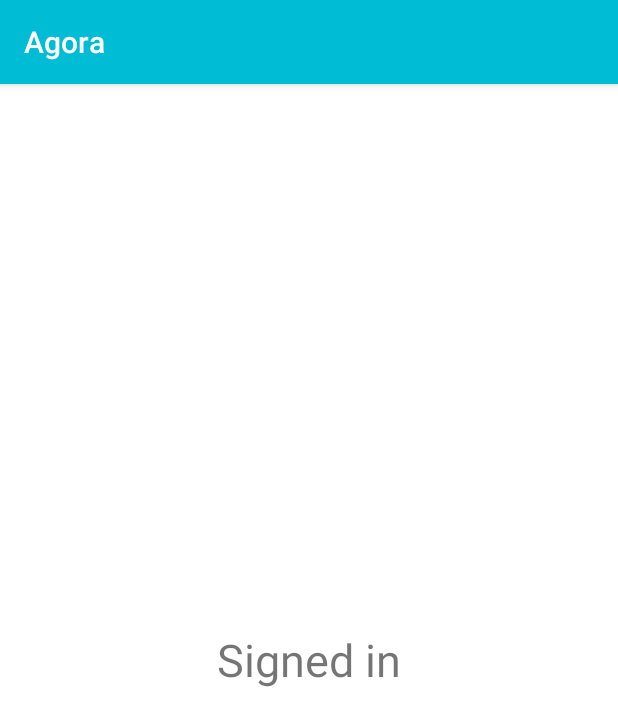
After one commit to pranaymethuku/agora, an Android app: the fragment DashboardFragment shown on its own in the app's theme, on a phone screen of 412 x 824 dp. The commit adds this screen. Shown: the top 726 px of the screen. Run offline under Robolectric (Android 15) with nearby library versions, the phone set to English and light mode, and no system bars; 2 statements that could not run were skipped.

Commit message:
Add fragment creation functionality to navigation. (only Dashboard)

```diff
--- a/app/src/main/AndroidManifest.xml
+++ b/app/src/main/AndroidManifest.xml
@@ -16,7 +16,7 @@
                 <category android:name="android.intent.category.LAUNCHER" />
             </intent-filter>
         </activity>
-        <activity android:name=".DashboardActivity"></activity>
+        <activity android:name=".BaseActivity"></activity>
     </application>
 
 </manifest>
--- /dev/null
+++ b/app/src/main/java/com/agora/android/agora/DashboardFragment.java
@@ -0,0 +1,46 @@
+package com.agora.android.agora;
+
+import android.os.Bundle;
+import android.support.annotation.NonNull;
+import android.support.annotation.Nullable;
+import android.support.v4.app.Fragment;
+import android.view.LayoutInflater;
+import android.view.View;
+import android.view.ViewGroup;
+import android.widget.TextView;
+
+import com.google.android.gms.auth.api.signin.GoogleSignInAccount;
+
+public class DashboardFragment extends Fragment {
+
+    private TextView mWelcomeMessage;
+    private GoogleSignInAccount mGoogleSignInAccount;
+    private static String ARG_GOOGLE_SIGN_IN_ACCOUNT = "com.agora.android.agora.google_sign_in_account";
+
+    public static Fragment newInstance(GoogleSignInAccount googleSignInAccount) {
+        Bundle bundle = new Bundle();
+        bundle.putParcelable(ARG_GOOGLE_SIGN_IN_ACCOUNT, googleSignInAccount);
+
+        DashboardFragment fragment = new DashboardFragment();
+        fragment.setArguments(bundle);
+        return fragment;
+    }
+
+    @Override
+    public void onCreate(@Nullable Bundle savedInstanceState) {
+        super.onCreate(savedInstanceState);
+        mGoogleSignInAccount = (GoogleSignInAccount) getArguments().getParcelable(ARG_GOOGLE_SIGN_IN_ACCOUNT);
+
+    }
+
+    @Nullable
+    @Override
+    public View onCreateView(@NonNull LayoutInflater inflater, @Nullable ViewGroup container, @Nullable Bundle savedInstanceState) {
+        View view = inflater.inflate(R.layout.fragment_dashboard, container, false);
+
+        mWelcomeMessage = (TextView) view.findViewById(R.id.welcome_message);
+        mWelcomeMessage.setText(mGoogleSignInAccount.getDisplayName());
+
+        return view;
+    }
+}
--- /dev/null
+++ b/app/src/main/res/drawable/nav_item_color_state.xml
@@ -0,0 +1,5 @@
+<?xml version="1.0" encoding="utf-8"?>
+<selector xmlns:android="http://schemas.android.com/apk/res/android">
+    <item android:color="@android:color/black" android:state_enabled="true" />
+    <item android:color="@color/colorPrimaryDark" android:state_enabled="false" />
+</selector>
--- /dev/null
+++ b/app/src/main/res/layout/fragment_dashboard.xml
@@ -0,0 +1,16 @@
+<?xml version="1.0" encoding="utf-8"?>
+<FrameLayout xmlns:android="http://schemas.android.com/apk/res/android"
+    xmlns:app="http://schemas.android.com/apk/res-auto"
+    xmlns:tools="http://schemas.android.com/tools"
+    android:layout_width="match_parent"
+    android:layout_height="match_parent">
+
+    <TextView
+        android:id="@+id/welcome_message"
+        android:layout_width="wrap_content"
+        android:layout_height="wrap_content"
+        android:layout_gravity="center_vertical|center_horizontal"
+        android:text="Signed in"
+        android:textSize="30sp" />
+
+</FrameLayout>
--- a/app/src/main/res/menu/bottom_navigation.xml
+++ b/app/src/main/res/menu/bottom_navigation.xml
@@ -12,6 +12,10 @@
         android:id="@+id/nav_dashboard"
         android:title="Dashboard"
         android:icon="@drawable/ic_dashboard"/>
+    <!--<item-->
+        <!--android:id="@+id/nav_chat"-->
+        <!--android:title="Chat"-->
+        <!--android:icon="@drawable/ic_dashboard"/>-->
     <item
         android:id="@+id/nav_settings"
         android:title="Settings"
```
Also changed, not shown: app/src/main/java/com/agora/android/agora/AuthActivity.java (+12 -12 lines), app/src/main/java/com/agora/android/agora/BaseActivity.java (added, +89 -0 lines), app/src/main/java/com/agora/android/agora/DashboardActivity.java (deleted, +0 -71 lines), app/src/main/res/layout/activity_base.xml (added, +32 -0 lines), app/src/main/res/layout/activity_dashboard.xml (deleted, +0 -66 lines).
